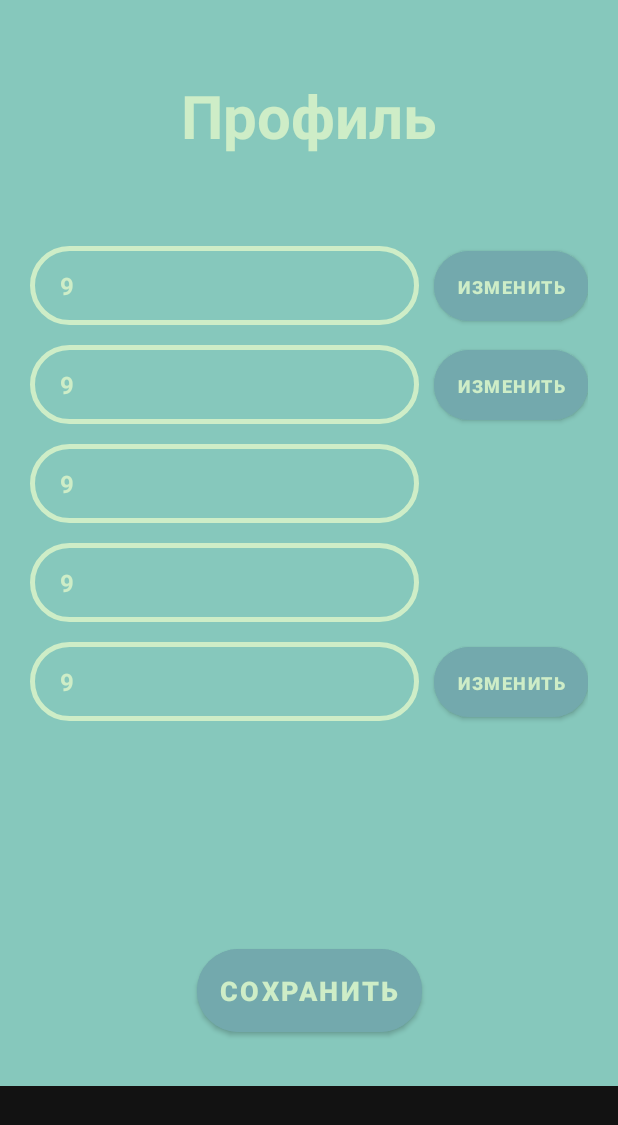
After one commit to Otstavnov/BachelorDiploma, an Android app: the layout fragment_user_profile.xml on its own in the app's theme, with its tools: preview values and no code run, on a phone screen of 412 x 824 dp. The commit adds this screen. Shown: the top 1125 px of the screen. Run offline under Robolectric (Android 15) with nearby library versions, the phone set to English and light mode, and no system bars.

Commit message:
Добавлена страница профиля

```diff
--- a/app/src/main/java/com/example/app_test_user/TestActivity.java
+++ b/app/src/main/java/com/example/app_test_user/TestActivity.java
@@ -13,12 +13,12 @@ import android.widget.Button;
 import com.example.app_test_user.databinding.TestLayoutBinding;
 import com.example.app_test_user.fragments.TestResultFragment;
 import com.example.app_test_user.fragments.TestingFragment;
+import com.example.app_test_user.fragments.UserProfileFragment;
 
 
 public class TestActivity extends AppCompatActivity {
 
     private TestLayoutBinding mBinding = null;
-    private Toolbar mToolbar = null;
     private Button startTest;
     private User curUser;
 
@@ -33,11 +33,12 @@ public class TestActivity extends AppCompatActivity {
         mBinding.bottomNavigationView.setOnItemSelectedListener(item -> {
             switch (item.getItemId()){
                 case R.id.profile:
-//                    getSupportFragmentManager().beginTransaction()
-//                            .replace(R.id.home_main_container, new TestResultFragment(curUser.getUser_test_result()))
-//                            .commit();
+                    getSupportFragmentManager().beginTransaction()
+                            .replace(R.id.home_main_container, new UserProfileFragment(curUser))
+                            .commit();
                     break;
                 case R.id.test:
+
                     getSupportFragmentManager().beginTransaction()
                             .replace(R.id.home_main_container, new TestingFragment(curUser))
                             .commit();
@@ -68,23 +69,6 @@ public class TestActivity extends AppCompatActivity {
         super.onStart();
 
 
-        if (curUser.user_test_result.pointsAll != 0) {
-            startTest = findViewById(R.id.btn_startTest);
-            startTest.setOnClickListener(new View.OnClickListener() {
-                @Override
-                public void onClick(View view) {
-                    getSupportFragmentManager().beginTransaction()
-                            .replace(R.id.home_main_container, new TestingFragment(curUser))
-                            .commit();
-                }
-            });
-
-        } else {
-            getSupportFragmentManager().beginTransaction()
-                    .replace(R.id.home_main_container, new TestResultFragment(curUser.getUser_test_result()))
-                    .commit();
-        }
-
 
     }
 
--- /dev/null
+++ b/app/src/main/java/com/example/app_test_user/fragments/UserProfileFragment.java
@@ -0,0 +1,137 @@
+package com.example.app_test_user.fragments;
+
+import android.os.Bundle;
+
+import androidx.annotation.NonNull;
+import androidx.fragment.app.Fragment;
+
+import android.view.LayoutInflater;
+import android.view.View;
+import android.view.ViewGroup;
+import android.widget.Button;
+import android.widget.EditText;
+import android.widget.TextView;
+import android.widget.Toast;
+
+import com.example.app_test_user.R;
+import com.example.app_test_user.User;
+import com.google.android.gms.tasks.OnCompleteListener;
+import com.google.android.gms.tasks.OnSuccessListener;
+import com.google.firebase.auth.FirebaseAuth;
+import com.google.firebase.auth.FirebaseUser;
+import com.google.firebase.database.DatabaseReference;
+import com.google.firebase.database.FirebaseDatabase;
+
+public class UserProfileFragment extends Fragment {
+
+    private User currentUser;
+    private Button btn_fname, btn_sname, btn_pass, btn_save;
+    private EditText edFirstNameProfile,edSecNameProfile,edEmailProfile,edNumberProfile,edPassProfile;
+
+    public UserProfileFragment(User user) {
+        currentUser = user;
+    }
+
+    @Override
+    public void onCreate(Bundle savedInstanceState) {
+        super.onCreate(savedInstanceState);
+
+
+
+    }
+
+    @Override
+    public void onStart() {
+        super.onStart();
+        init();
+
+        edFirstNameProfile.setText(currentUser.getFirst_name());
+        edSecNameProfile.setText(currentUser.getSecond_name());
+        edEmailProfile.setText(currentUser.getEmail());
+        edNumberProfile.setText(currentUser.getNumber());
+        edPassProfile.setText(currentUser.getPass());
+
+        btn_fname.setOnClickListener(new View.OnClickListener() {
+            @Override
+            public void onClick(View view) {
+                edFirstNameProfile.setEnabled(true);
+            }
+        });
+        btn_sname.setOnClickListener(new View.OnClickListener() {
+            @Override
+            public void onClick(View view) {
+                edSecNameProfile.setEnabled(true);
+            }
+        });
+        btn_pass.setOnClickListener(new View.OnClickListener() {
+            @Override
+            public void onClick(View view) {
+                edPassProfile.setEnabled(true);
+            }
+        });
+        btn_save.setOnClickListener(new View.OnClickListener() {
+            @Override
+            public void onClick(View view) {
+                edFirstNameProfile.setEnabled(false);
+                edSecNameProfile.setEnabled(false);
+                edPassProfile.setEnabled(false);
+
+                currentUser.first_name = edFirstNameProfile.getText().toString();
+                currentUser.second_name = edSecNameProfile.getText().toString();
+                currentUser.pass = edPassProfile.getText().toString();
+
+                saveData();
+
+
+
+
+            }
+        });
+
+
+    }
+
+    @Override
+    public View onCreateView(LayoutInflater inflater, ViewGroup container,
+                             Bundle savedInstanceState) {
+
+
+
+
+
+
+
+        return inflater.inflate(R.layout.fragment_user_profile, container, false);
+    }
+    private void init(){
+        edFirstNameProfile = (EditText) getActivity().findViewById(R.id.edFirstNameProfile);
+        edSecNameProfile = (EditText) getActivity().findViewById(R.id.edSecondNameProfile);
+        edEmailProfile = (EditText) getActivity().findViewById(R.id.edEmailProfile);
+        edNumberProfile = (EditText) getActivity().findViewById(R.id.edNumberProfile);
+        edPassProfile = (EditText) getActivity().findViewById(R.id.edPassProfile);
+
+        btn_fname = (Button) getActivity().findViewById(R.id.btn_fname_change);
+        btn_sname = (Button) getActivity().findViewById(R.id.btn_sname_change);
+        btn_pass = (Button) getActivity().findViewById(R.id.btn_pass_change);
+        btn_save = (Button) getActivity().findViewById(R.id.btn_save_user_info);
+
+    }
+
+    private void saveData() {
+        User newUser = currentUser;
+        FirebaseDatabase dataBase = FirebaseDatabase.getInstance("https://otstavnovdiploma-default-rtdb.europe-west1.firebasedatabase.app");
+        DatabaseReference usersRef = dataBase.getReference("Users");
+        usersRef.child(newUser.getNumber()).setValue(newUser)
+                .addOnSuccessListener(new OnSuccessListener<Void>() {
+                    @Override
+                    public void onSuccess(Void unused) {
+
+                        Toast.makeText(getActivity(), "Изменения сохранены", Toast.LENGTH_SHORT).show();
+
+                    }
+                });
+        FirebaseUser user = FirebaseAuth.getInstance().getCurrentUser();
+
+        user.updatePassword(currentUser.getPass());
+    }
+}
--- a/app/src/main/res/drawable/style_txtview.xml
+++ b/app/src/main/res/drawable/style_txtview.xml
@@ -2,7 +2,7 @@
 <shape xmlns:android="http://schemas.android.com/apk/res/android">
 
     <stroke
-        android:width="2dp"
-        android:color="@color/light_blue_A400" />
+        android:width="3dp"
+        android:color="#CEEDC7" />
     <corners android:radius="30dp" />
 </shape>
--- /dev/null
+++ b/app/src/main/res/layout/fragment_user_profile.xml
@@ -0,0 +1,323 @@
+<?xml version="1.0" encoding="utf-8"?>
+    <androidx.constraintlayout.widget.ConstraintLayout xmlns:android="http://schemas.android.com/apk/res/android"
+        xmlns:app="http://schemas.android.com/apk/res-auto"
+        xmlns:tools="http://schemas.android.com/tools"
+        android:layout_width="match_parent"
+        android:layout_height="match_parent"
+        android:background="#1229AA"
+    android:layout_marginBottom="100dp"
+        android:backgroundTint="#86C8BC"
+        tools:context=".fragments.UserProfileFragment">
+
+        <com.google.android.material.textview.MaterialTextView
+            android:id="@+id/title_text_profile"
+            android:layout_width="300dp"
+            android:layout_height="wrap_content"
+            android:layout_marginTop="50dp"
+            android:text="Профиль"
+            android:textAlignment="center"
+            android:textColor="#CEEDC7"
+            android:textSize="40sp"
+            android:textStyle="bold"
+            app:layout_constraintEnd_toEndOf="parent"
+            app:layout_constraintHorizontal_bias="0.494"
+            app:layout_constraintStart_toStartOf="parent"
+            app:layout_constraintTop_toTopOf="parent" />
+
+    <androidx.constraintlayout.widget.ConstraintLayout
+        android:id="@+id/constraintLayout1"
+        android:layout_width="match_parent"
+        android:layout_height="wrap_content"
+        android:layout_marginStart="20dp"
+        android:layout_marginTop="60dp"
+        android:layout_marginEnd="20dp"
+        app:layout_constraintEnd_toEndOf="parent"
+        app:layout_constraintHorizontal_bias="0.0"
+        app:layout_constraintStart_toStartOf="parent"
+        app:layout_constraintTop_toBottomOf="@+id/title_text_profile"
+        tools:ignore="MissingConstraints">
+
+        <Button
+            android:id="@+id/btn_fname_change"
+            android:layout_width="wrap_content"
+            android:layout_height="wrap_content"
+            android:backgroundTint="#73A9AD"
+            android:minWidth="100dp"
+            android:onClick="onClickFname"
+            android:padding="15dp"
+            android:text="Изменить"
+            android:textColor="#CEEDC7"
+            android:textSize="12sp"
+            android:textStyle="bold"
+            app:cornerRadius="30dp"
+            app:layout_constraintBottom_toBottomOf="@+id/edFirstNameProfile"
+            app:layout_constraintEnd_toEndOf="parent"
+            app:layout_constraintTop_toTopOf="@+id/edFirstNameProfile"
+            tools:ignore="MissingConstraints" />
+
+        <com.google.android.material.textfield.TextInputEditText
+            android:id="@+id/edFirstNameProfile"
+            android:text="9"
+            android:enabled="false"
+            android:layout_width="0dp"
+            android:layout_height="wrap_content"
+            android:layout_marginEnd="10dp"
+            android:background="@drawable/style_txtview"
+            android:clickable="false"
+            android:ems="10"
+            android:inputType="textPersonName"
+            android:minHeight="48dp"
+            android:paddingLeft="20dp"
+            android:paddingTop="15dp"
+            android:paddingBottom="15dp"
+            android:textColor="#CEEDC7"
+            android:textSize="16sp"
+            android:textStyle="bold"
+            app:layout_constraintEnd_toStartOf="@+id/btn_fname_change"
+            app:layout_constraintStart_toStartOf="parent"
+            tools:ignore="MissingConstraints"
+            tools:layout_editor_absoluteY="16dp" />
+    </androidx.constraintlayout.widget.ConstraintLayout>
+
+    <androidx.constraintlayout.widget.ConstraintLayout
+        android:id="@+id/constraintLayout2"
+        android:layout_width="match_parent"
+        android:layout_height="wrap_content"
+        android:layout_marginStart="20dp"
+        android:layout_marginTop="10dp"
+        android:layout_marginEnd="20dp"
+        app:layout_constraintEnd_toEndOf="parent"
+        app:layout_constraintHorizontal_bias="0.0"
+        app:layout_constraintStart_toStartOf="parent"
+        app:layout_constraintTop_toBottomOf="@+id/constraintLayout1"
+        tools:ignore="MissingConstraints">
+
+        <Button
+            android:id="@+id/btn_sname_change"
+            android:layout_width="wrap_content"
+            android:layout_height="wrap_content"
+            android:backgroundTint="#73A9AD"
+            android:minWidth="100dp"
+            android:onClick="onClickSname"
+            android:padding="15dp"
+            android:text="Изменить"
+            android:textColor="#CEEDC7"
+            android:textSize="12sp"
+            android:textStyle="bold"
+            app:cornerRadius="30dp"
+            app:layout_constraintBottom_toBottomOf="@+id/edSecondNameProfile"
+            app:layout_constraintEnd_toEndOf="parent"
+            app:layout_constraintTop_toTopOf="@+id/edSecondNameProfile"
+            tools:ignore="MissingConstraints" />
+
+        <com.google.android.material.textfield.TextInputEditText
+            android:id="@+id/edSecondNameProfile"
+            android:layout_width="0dp"
+            android:text="9"
+            android:enabled="false"
+            android:layout_height="wrap_content"
+            android:layout_marginEnd="10dp"
+            android:background="@drawable/style_txtview"
+            android:clickable="false"
+            android:ems="10"
+            android:inputType="textPersonName"
+            android:minHeight="48dp"
+            android:paddingLeft="20dp"
+            android:paddingTop="15dp"
+            android:paddingBottom="15dp"
+            android:textColor="#CEEDC7"
+            android:textSize="16sp"
+            android:textStyle="bold"
+            app:layout_constraintEnd_toStartOf="@+id/btn_sname_change"
+            app:layout_constraintStart_toStartOf="parent"
+            tools:ignore="MissingConstraints"
+            tools:layout_editor_absoluteY="16dp" />
+    </androidx.constraintlayout.widget.ConstraintLayout>
+
+    <androidx.constraintlayout.widget.ConstraintLayout
+        android:id="@+id/constraintLayout3"
+        android:layout_width="match_parent"
+        android:layout_height="wrap_content"
+        android:layout_marginStart="20dp"
+        android:layout_marginTop="10dp"
+        android:layout_marginEnd="20dp"
+        app:layout_constraintEnd_toEndOf="parent"
+        app:layout_constraintHorizontal_bias="0.0"
+        app:layout_constraintStart_toStartOf="parent"
+        app:layout_constraintTop_toBottomOf="@+id/constraintLayout2"
+        tools:ignore="MissingConstraints">
+
+        <Button
+            android:id="@+id/btn_1"
+            android:layout_width="wrap_content"
+            android:layout_height="wrap_content"
+            android:backgroundTint="#73A9AD"
+            android:minWidth="100dp"
+            android:visibility="invisible"
+            android:padding="15dp"
+            android:text="Изменить"
+            android:textColor="#CEEDC7"
+            android:textSize="12sp"
+            android:textStyle="bold"
+            app:cornerRadius="30dp"
+            app:layout_constraintBottom_toBottomOf="@+id/edEmailProfile"
+            app:layout_constraintEnd_toEndOf="parent"
+            app:layout_constraintTop_toTopOf="@+id/edEmailProfile"
+            tools:ignore="MissingConstraints" />
+
+        <com.google.android.material.textfield.TextInputEditText
+            android:id="@+id/edEmailProfile"
+            android:layout_width="0dp"
+            android:text="9"
+            android:enabled="false"
+            android:layout_height="wrap_content"
+            android:layout_marginEnd="10dp"
+            android:background="@drawable/style_txtview"
+            android:clickable="false"
+            android:ems="10"
+            android:inputType="textPersonName"
+            android:minHeight="48dp"
+            android:paddingLeft="20dp"
+            android:paddingTop="15dp"
+            android:paddingBottom="15dp"
+            android:textColor="#CEEDC7"
+            android:textSize="16sp"
+            android:textStyle="bold"
+            app:layout_constraintEnd_toStartOf="@+id/btn_1"
+            app:layout_constraintStart_toStartOf="parent"
+            tools:ignore="MissingConstraints"
+            tools:layout_editor_absoluteY="16dp" />
+    </androidx.constraintlayout.widget.ConstraintLayout>
+
+
+    <androidx.constraintlayout.widget.ConstraintLayout
+        android:id="@+id/constraintLayout4"
+        android:layout_width="match_parent"
+        android:layout_height="wrap_content"
+        android:layout_marginStart="20dp"
+        android:layout_marginTop="10dp"
+        android:layout_marginEnd="20dp"
+        app:layout_constraintEnd_toEndOf="parent"
+        app:layout_constraintHorizontal_bias="0.0"
+        app:layout_constraintStart_toStartOf="parent"
+        app:layout_constraintTop_toBottomOf="@+id/constraintLayout3"
+        tools:ignore="MissingConstraints">
+
+        <Button
+            android:id="@+id/btn_2"
+            android:layout_width="wrap_content"
+            android:layout_height="wrap_content"
+            android:backgroundTint="#73A9AD"
+            android:minWidth="100dp"
+            android:visibility="invisible"
+            android:padding="15dp"
+            android:text="Изменить"
+            android:textColor="#CEEDC7"
+            android:textSize="12sp"
+            android:textStyle="bold"
+            app:cornerRadius="30dp"
+            app:layout_constraintBottom_toBottomOf="@+id/edNumberProfile"
+            app:layout_constraintEnd_toEndOf="parent"
+            app:layout_constraintTop_toTopOf="@+id/edNumberProfile"
+            tools:ignore="MissingConstraints" />
+
+        <com.google.android.material.textfield.TextInputEditText
+            android:id="@+id/edNumberProfile"
+            android:layout_width="0dp"
+            android:text="9"
+            android:enabled="false"
+            android:layout_height="wrap_content"
+            android:layout_marginEnd="10dp"
+            android:background="@drawable/style_txtview"
+            android:clickable="false"
+            android:ems="10"
+            android:inputType="textPersonName"
+            android:minHeight="48dp"
+            android:paddingLeft="20dp"
+            android:paddingTop="15dp"
+            android:paddingBottom="15dp"
+            android:textColor="#CEEDC7"
+            android:textSize="16sp"
+            android:textStyle="bold"
+            app:layout_constraintEnd_toStartOf="@+id/btn_2"
+            app:layout_constraintStart_toStartOf="parent"
+            tools:ignore="MissingConstraints"
+            tools:layout_editor_absoluteY="16dp" />
+    </androidx.constraintlayout.widget.ConstraintLayout>
+
+
+    <androidx.constraintlayout.widget.ConstraintLayout
+        android:id="@+id/constraintLayout5"
+        android:layout_width="match_parent"
+        android:layout_height="wrap_content"
+        android:layout_marginStart="20dp"
+        android:layout_marginTop="10dp"
+        android:layout_marginEnd="20dp"
+        app:layout_constraintEnd_toEndOf="parent"
+        app:layout_constraintHorizontal_bias="0.0"
+        app:layout_constraintStart_toStartOf="parent"
+        app:layout_constraintTop_toBottomOf="@+id/constraintLayout4"
+        tools:ignore="MissingConstraints">
+
+        <Button
+            android:id="@+id/btn_pass_change"
+            android:layout_width="wrap_content"
+            android:layout_height="wrap_content"
+            android:backgroundTint="#73A9AD"
+            android:minWidth="100dp"
+            android:onClick="onClickPass"
+            android:padding="15dp"
+            android:text="Изменить"
+            android:textColor="#CEEDC7"
+            android:textSize="12sp"
+            android:textStyle="bold"
+            app:cornerRadius="30dp"
+            app:layout_constraintBottom_toBottomOf="@+id/edPassProfile"
+            app:layout_constraintEnd_toEndOf="parent"
+            app:layout_constraintTop_toTopOf="@+id/edPassProfile"
+            tools:ignore="MissingConstraints" />
+
+        <com.google.android.material.textfield.TextInputEditText
+            android:id="@+id/edPassProfile"
+            android:layout_width="0dp"
+            android:enabled="false"
+            android:layout_height="wrap_content"
+            android:layout_marginEnd="10dp"
+            android:background="@drawable/style_txtview"
+            android:clickable="false"
+            android:ems="10"
+            android:text="9"
+            android:inputType="textPersonName"
+            android:minHeight="48dp"
+            android:paddingLeft="20dp"
+            android:paddingTop="15dp"
+            android:paddingBottom="15dp"
+            android:textColor="#CEEDC7"
+            android:textSize="16sp"
+            android:textStyle="bold"
+            app:layout_constraintEnd_toStartOf="@+id/btn_pass_change"
+            app:layout_constraintStart_toStartOf="parent"
+            tools:ignore="MissingConstraints"
+            tools:layout_editor_absoluteY="16dp" />
+    </androidx.constraintlayout.widget.ConstraintLayout>
+
+    <Button
+        android:id="@+id/btn_save_user_info"
+        android:layout_width="wrap_content"
+        android:layout_height="wrap_content"
+        android:layout_marginBottom="30dp"
+        android:backgroundTint="#73A9AD"
+        android:minWidth="150dp"
+        android:padding="15dp"
+        android:text="сохранить"
+        android:textColor="#CEEDC7"
+        android:textSize="18sp"
+        android:textStyle="bold"
+        app:cornerRadius="30dp"
+        app:layout_constraintBottom_toBottomOf="parent"
+        app:layout_constraintEnd_toEndOf="parent"
+        app:layout_constraintStart_toStartOf="parent"
+        tools:ignore="MissingConstraints" />
+
+
+</androidx.constraintlayout.widget.ConstraintLayout>
--- a/app/src/main/res/layout/test_layout.xml
+++ b/app/src/main/res/layout/test_layout.xml
@@ -20,21 +20,34 @@
         app:layout_constraintStart_toStartOf="parent"
         app:layout_constraintTop_toTopOf="parent">
 
-
-        <Button
-            android:id="@+id/btn_startTest"
+        <com.google.android.material.button.MaterialButton
+            android:id="@+id/txtWork2"
             android:layout_width="0dp"
             android:layout_height="wrap_content"
             android:layout_marginStart="20dp"
+            android:layout_marginTop="48dp"
             android:layout_marginEnd="20dp"
-            android:minWidth="300dp"
-            android:minHeight="150dp"
-            android:text="Начать тест"
-            android:textSize="30dp"
+            android:backgroundTint="#73A9AD"
+            android:clickable="false"
+            android:lineSpacingExtra="1dp"
+            android:lineSpacingMultiplier="1.3"
+            android:minWidth="150dp"
+            android:minHeight="80dp"
+            android:padding="18dp"
+            android:text="  Добро пожаловать в наше приложение для проверки уровня знаний языка Java! \n    Здесь вы сможете пройти тестирование и узнать свой уровень владения языком программирования. \n В своем профиле Вы можете посмотреть и изменить свои данные, а также пройти тестирование и посмотреть результаты, если ранее уже проходили тестирование. \n\n      Удачи в тестировании!"
+            android:textAlignment="viewStart"
+            android:textAllCaps="false"
+            android:textColor="#CEEDC7"
+            android:textSize="19sp"
+            android:textStyle="bold"
+            app:cornerRadius="30dp"
             app:layout_constraintBottom_toBottomOf="parent"
             app:layout_constraintEnd_toEndOf="parent"
+            app:layout_constraintHorizontal_bias="0.0"
             app:layout_constraintStart_toStartOf="parent"
-            app:layout_constraintTop_toTopOf="parent" />
+            app:layout_constraintTop_toTopOf="parent"
+            app:strokeColor="#CEEDC7"
+            app:strokeWidth="3dp" />
     </androidx.constraintlayout.widget.ConstraintLayout>
 
     <com.google.android.material.bottomnavigation.BottomNavigationView
--- a/app/src/main/res/values/styles.xml
+++ b/app/src/main/res/values/styles.xml
@@ -7,8 +7,11 @@
 
     <style name="BottomNavigationTextNonActiveStyle" parent="@android:style/TextAppearance">
         <item name="android:textSize">15sp</item>
+        <item name="android:textStyle">bold</item>
     </style>
     <style name="BottomNavigationTextActiveStyle" parent="@android:style/TextAppearance">
-        <item name="android:textSize">16sp</item>
+        <item name="android:textSize">15sp</item>
+        <item name="android:textStyle">bold</item>
+
     </style>
 </resources>
```
